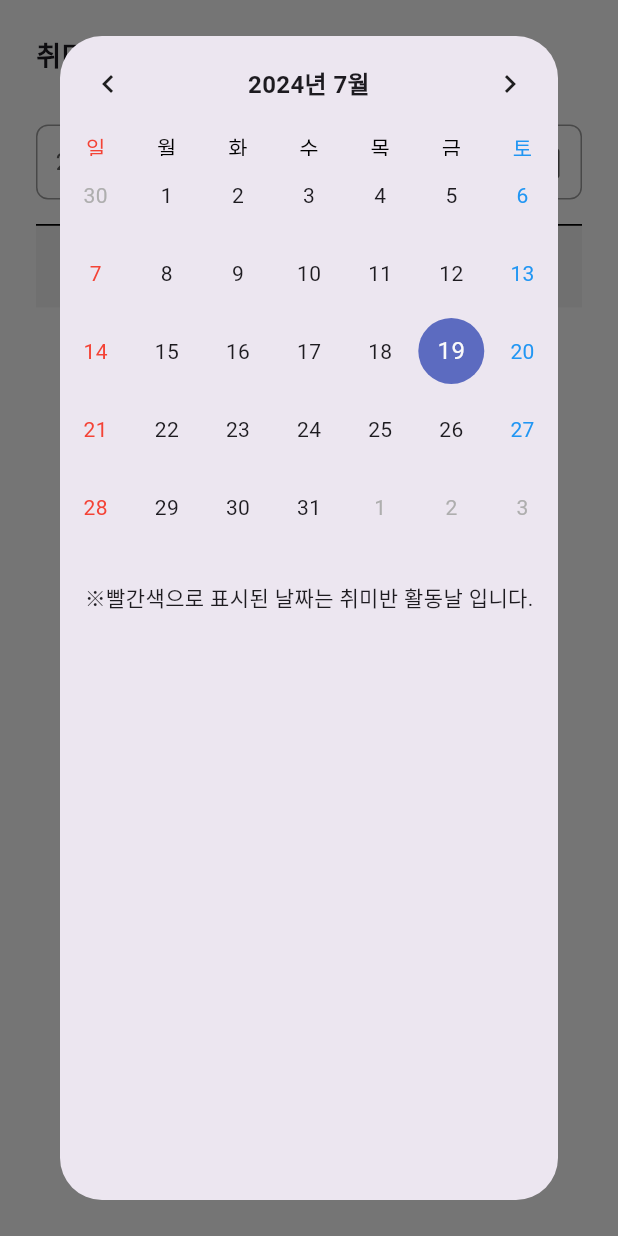
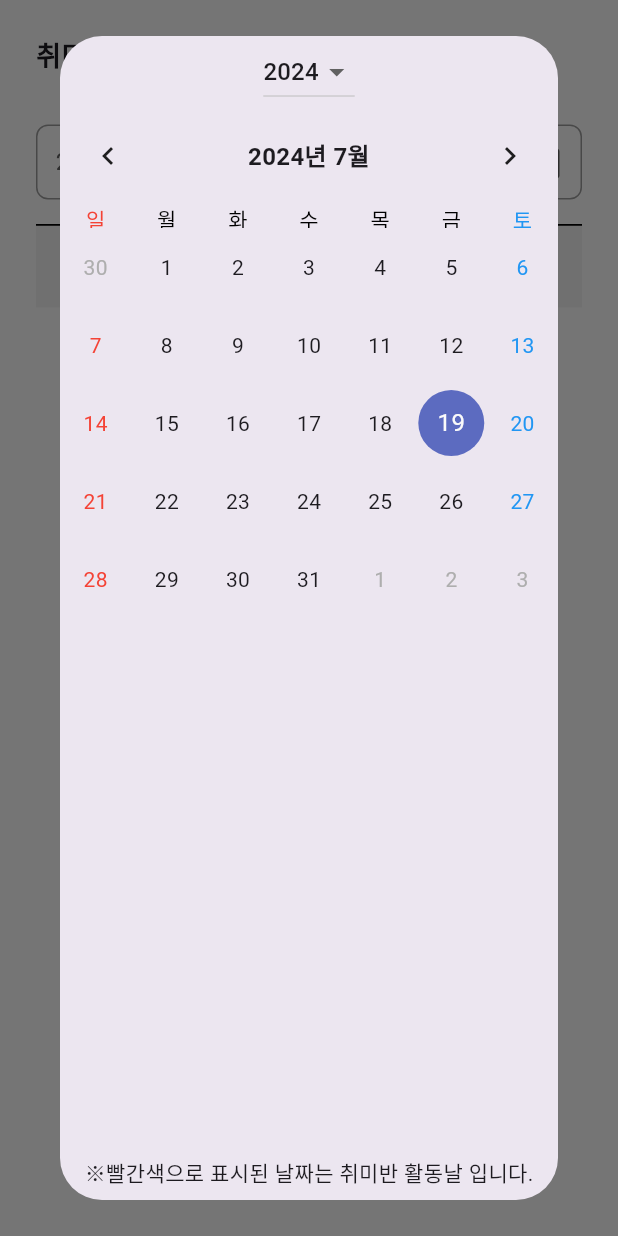
Before and after one commit to dnl1029/flutter, a Flutter app: the RecordsSection widget shown alone on an empty page, opened directly, after a tap on an icon or button, on a phone screen of 412 x 824 dp. Run offline on Flutter 3.47's test engine with Material 3 defaults, Android fonts, the phone set to English and light mode, and no system bars; drawn by our look-alikes of table_calendar; our stand-ins replace dio, fl_chart, flutter_secure_storage, image_picker, permission_handler; missing offline and left inert: dart:html; accounts and stored records are empty; network calls fail.

Commit message:
메인화면 캘린더 년도변경 기능추가하여 commit

```diff
--- a/lib/main_screen.dart
+++ b/lib/main_screen.dart
@@ -864,9 +864,9 @@ class RecordsSection extends StatefulWidget {
 
 class _RecordsSectionState extends State<RecordsSection> {
   DateTime? selectedDate;
+  int selectedYear = DateTime.now().year;
   List<dynamic> dailyScores = [];
   List<DateTime> workDates = [];
-
   final ApiClient _apiClient = ApiClient();
 
   @override
@@ -905,14 +905,40 @@ class _RecordsSectionState extends State<RecordsSection> {
     showDialog(
       context: context,
       builder: (BuildContext context) {
+        return StatefulBuilder(
+          builder: (context, setState) {
             return Dialog(
               child: Column(
                 children: [
-              TableCalendar(
-                locale: 'ko_KR', // Set locale to Korean
+                  Row(
+                    mainAxisAlignment: MainAxisAlignment.center,
+                    children: [
+                      DropdownButton<int>(
+                        value: selectedYear,
+                        items: List.generate(
+                          101,
+                              (index) => DropdownMenuItem(
+                            value: 2020 + index,
+                            child: Text((2020 + index).toString()),
+                          ),
+                        ),
+                        onChanged: (int? newValue) {
+                          if (newValue != null) {
+                            setState(() {
+                              selectedYear = newValue;
+                              selectedDate = DateTime(selectedYear, selectedDate!.month, selectedDate!.day);
+                            });
+                          }
+                        },
+                      ),
+                    ],
+                  ),
+                  Expanded(
+                    child: TableCalendar(
+                      locale: 'ko_KR',
                       firstDay: DateTime(2020),
                       lastDay: DateTime(2101),
-                focusedDay: selectedDate ?? DateTime.now(),
+                      focusedDay: DateTime(selectedYear, selectedDate!.month),
                       selectedDayPredicate: (DateTime date) {
                         return isSameDay(selectedDate, date);
                       },
@@ -924,20 +950,20 @@ class _RecordsSectionState extends State<RecordsSection> {
                         _fetchDailyScores();
                       },
                       calendarStyle: CalendarStyle(
-                  tablePadding: EdgeInsets.only(bottom: 16.0), // 날짜와 요일 사이 간격 늘리기
-                  cellMargin: EdgeInsets.symmetric(vertical: 4.0), // 셀 마진 조정
+                        tablePadding: EdgeInsets.only(bottom: 16.0),
+                        cellMargin: EdgeInsets.symmetric(vertical: 4.0),
                       ),
                       daysOfWeekStyle: DaysOfWeekStyle(
-                  weekdayStyle: TextStyle(fontSize: 14, color: Colors.black), // 평일 스타일 조정
-                  weekendStyle: TextStyle(fontSize: 14, color: Colors.red), // 주말 스타일 조정 (일요일)
+                        weekdayStyle: TextStyle(fontSize: 14, color: Colors.black),
+                        weekendStyle: TextStyle(fontSize: 14, color: Colors.red),
                       ),
                       headerStyle: HeaderStyle(
                         titleTextStyle: TextStyle(
                           fontSize: 16,
                           fontWeight: FontWeight.bold,
                         ),
-                  titleCentered: true, // 제목을 중앙 정렬로 설정
-                  formatButtonVisible: false, // 2 weeks 버튼 제거
+                        titleCentered: true,
+                        formatButtonVisible: false,
                       ),
                       calendarBuilders: CalendarBuilders(
                         dowBuilder: (context, day) {
@@ -1005,15 +1031,17 @@ class _RecordsSectionState extends State<RecordsSection> {
                         },
                       ),
                     ),
+                  ),
                   Padding(
                     padding: const EdgeInsets.all(8.0),
                     child: Text(
                       '※빨간색으로 표시된 날짜는 취미반 활동날 입니다.',
-                  // style: TextStyle(color: Colors.red),
                     ),
                   ),
                 ],
               ),
+            );
+          },
         );
       },
     );
```
Lines whose indentation alone changed are shown as unchanged.
